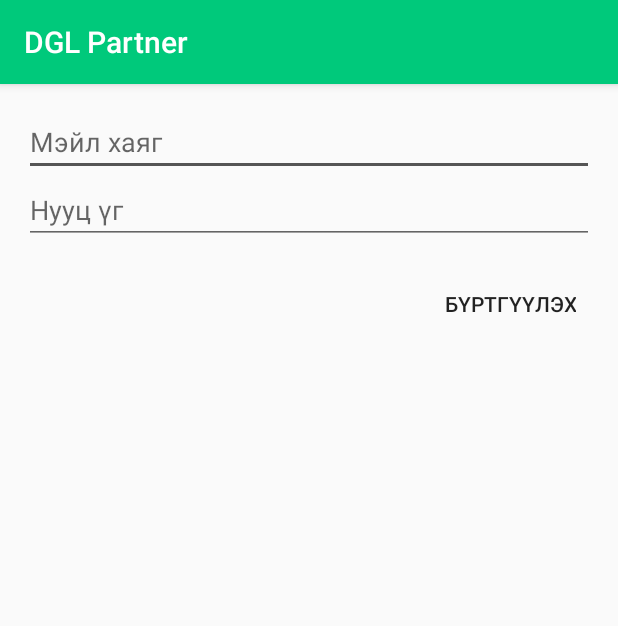
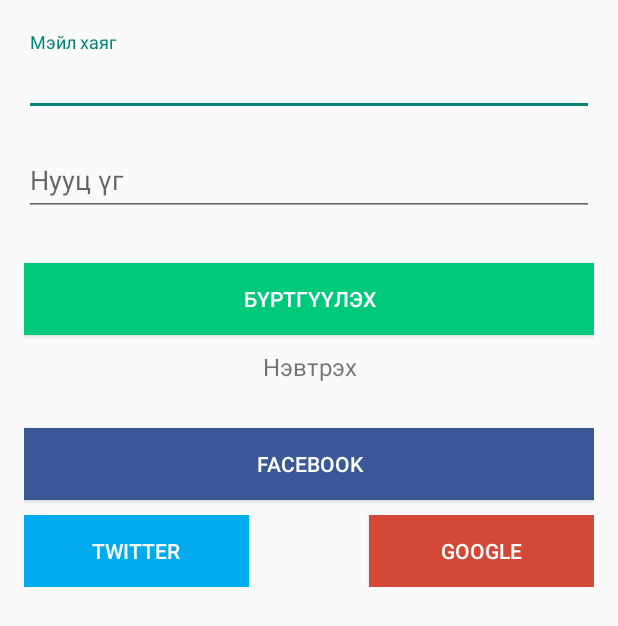
Before and after one commit to techger/clutch, an Android app: the RegisterActivity screen opened directly, with no data from a screen before it, on a phone screen of 412 x 824 dp. Shown: the top 626 px of the screen. Run offline under Robolectric (Android 15) with nearby library versions, the phone set to English and light mode, and no system bars; our stand-ins replace Firebase (no records; nobody signed in at launch, a user with empty details on screens opened directly).

Commit message:
бүртгүүлэх хэсэг

```diff
--- a/app/src/main/AndroidManifest.xml
+++ b/app/src/main/AndroidManifest.xml
@@ -12,7 +12,7 @@
         <activity
             android:name=".activities.SplashActivity"
             android:label="@string/app_name"
-            android:theme="@style/AppTheme.NoActionBar.Splash">
+            android:theme="@style/AppFullScreen">
             <intent-filter>
                 <action android:name="android.intent.action.MAIN" />
 
@@ -22,11 +22,11 @@
         <activity
             android:name=".activities.LoginActivity"
             android:label="@string/app_name"
-            android:theme="@style/AppTheme.NoActionBar" />
+            android:theme="@style/AppAuth" />
         <activity
             android:name=".activities.RegisterActivity"
             android:label="@string/app_name"
-            android:theme="@style/AppTheme.NoActionBar" />
+            android:theme="@style/AppAuth" />
         <activity
             android:name=".activities.UserListingActivity"
             android:label="@string/app_name"
--- a/app/src/main/res/layout/activity_register.xml
+++ b/app/src/main/res/layout/activity_register.xml
@@ -1,26 +1,9 @@
 <?xml version="1.0" encoding="utf-8"?>
-<android.support.design.widget.CoordinatorLayout xmlns:android="http://schemas.android.com/apk/res/android"
+<ScrollView xmlns:android="http://schemas.android.com/apk/res/android"
+    android:layout_width="fill_parent"
+    android:layout_height="fill_parent"
     xmlns:app="http://schemas.android.com/apk/res-auto"
-    xmlns:tools="http://schemas.android.com/tools"
-    android:layout_width="match_parent"
-    android:layout_height="match_parent"
-    android:fitsSystemWindows="true"
-    tools:context=".activities.RegisterActivity">
-
-    <android.support.design.widget.AppBarLayout
-        android:layout_width="match_parent"
-        android:layout_height="wrap_content"
-        android:theme="@style/AppTheme.AppBarOverlay">
-
-        <android.support.v7.widget.Toolbar
-            android:id="@+id/toolbar"
-            android:layout_width="match_parent"
-            android:layout_height="?attr/actionBarSize"
-            android:background="?attr/colorPrimary"
-            app:popupTheme="@style/AppTheme.PopupOverlay"
-            app:title="@string/app_name" />
-
-    </android.support.design.widget.AppBarLayout>
+    android:fitsSystemWindows="true">
 
     <FrameLayout
         android:id="@+id/frame_layout_content_register"
@@ -28,4 +11,4 @@
         android:layout_height="match_parent"
         app:layout_behavior="@string/appbar_scrolling_view_behavior" />
 
-</android.support.design.widget.CoordinatorLayout>
+</ScrollView>
--- a/app/src/main/res/layout/fragment_register.xml
+++ b/app/src/main/res/layout/fragment_register.xml
@@ -5,36 +5,93 @@
     android:orientation="vertical"
     android:padding="@dimen/padding_avg">
 
-    <EditText
-        android:id="@+id/edit_text_email_id"
+
+    <android.support.design.widget.TextInputLayout
         android:layout_width="match_parent"
         android:layout_height="wrap_content"
-        android:hint="@string/email"
-        android:inputType="textEmailAddress" />
+        android:layout_marginTop="5dp"
+        android:layout_marginBottom="5dp">
+        <EditText android:id="@+id/edit_text_email_id"
+            android:layout_width="match_parent"
+            android:layout_height="wrap_content"
+            android:inputType="textEmailAddress"
+            android:hint="@string/email" />
+    </android.support.design.widget.TextInputLayout>
 
-    <EditText
-        android:id="@+id/edit_text_password"
+    <android.support.design.widget.TextInputLayout
         android:layout_width="match_parent"
         android:layout_height="wrap_content"
-        android:hint="@string/password"
-        android:inputType="textPassword" />
+        android:layout_marginTop="5dp"
+        android:layout_marginBottom="5dp">
+        <EditText android:id="@+id/edit_text_password"
+            android:layout_width="match_parent"
+            android:layout_height="wrap_content"
+            android:inputType="textPassword"
+            android:hint="@string/password"/>
+    </android.support.design.widget.TextInputLayout>
 
     <android.support.v4.widget.Space
         android:layout_width="match_parent"
         android:layout_height="@dimen/space_avg" />
 
-    <RelativeLayout
+    <android.support.v7.widget.AppCompatButton
+        android:id="@+id/button_register"
+        android:layout_width="fill_parent"
+        android:layout_height="wrap_content"
+        android:layout_marginTop="10dp"
+        android:layout_marginBottom="10dp"
+        android:padding="12dp"
+        android:background="@color/colorPrimary"
+        android:text="@string/signup"
+        android:textColor="@color/white" />
+
+    <TextView android:id="@+id/linkLogin"
+        android:layout_width="fill_parent"
+        android:layout_height="wrap_content"
+        android:layout_marginBottom="10dp"
+        android:text="@string/login"
+        android:gravity="center"
+        android:textSize="16dip"/>
+
+    <android.support.v7.widget.AppCompatButton
+        android:id="@+id/loginfb"
+        android:layout_width="fill_parent"
+        android:layout_height="wrap_content"
+        android:layout_marginTop="20dp"
+        android:layout_marginBottom="10dp"
+        android:background="@color/facebook_color"
+        android:padding="12dp"
+        android:text="@string/facebook"
+        android:textColor="@color/white" />
+
+    <GridLayout
         android:layout_width="match_parent"
-        android:layout_height="match_parent">
+        android:layout_height="match_parent"
+        android:layout_gravity="center"
+        android:columnCount="3">
 
-        <Button
-            android:id="@+id/button_register"
-            style="?attr/borderlessButtonStyle"
-            android:layout_width="wrap_content"
+        <android.support.v7.widget.AppCompatButton
+            android:id="@+id/loginTw"
+            android:layout_width="150dp"
             android:layout_height="wrap_content"
-            android:layout_alignParentEnd="true"
-            android:text="@string/register" />
+            android:background="@color/twitter_color"
+            android:padding="12dp"
+            android:text="@string/twitter"
+            android:textColor="@color/white"
+            android:layout_row="0"
+            android:layout_column="00"/>
 
-    </RelativeLayout>
+        <android.support.v7.widget.AppCompatButton
+            android:id="@+id/loginGl"
+            android:layout_width="150dp"
+            android:layout_height="wrap_content"
+            android:background="@color/google_color"
+            android:textColor="@color/white"
+            android:padding="12dp"
+            android:text="@string/google"
+            android:layout_row="0"
+            android:layout_column="2" />
+
+    </GridLayout>
 
 </LinearLayout>
```
Also changed, not shown: 7 other files.
